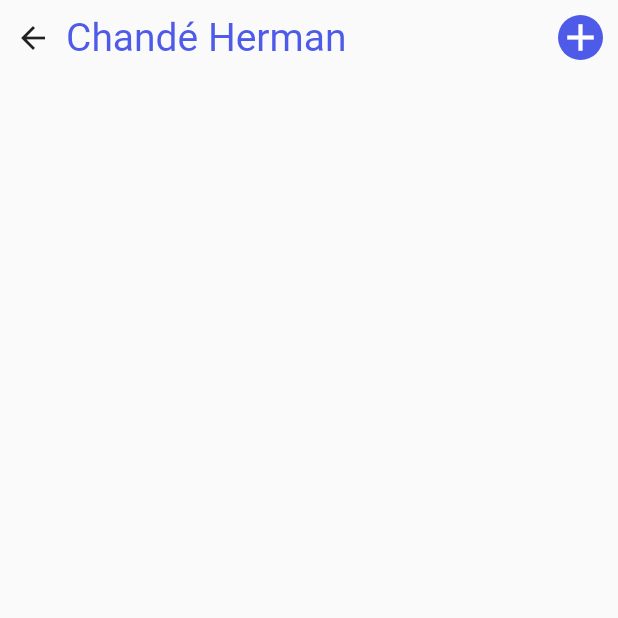
After one commit to Booysen31SA/sharedspace, a Flutter app: the screen it shows after launch, after a tap on "Chandé Herman", on a phone screen of 412 x 824 dp, the top half of it. The commit adds this screen. Run offline on Flutter 3.47's test engine with Material 2 defaults, Android fonts, the phone set to English and light mode, and no system bars; our stand-ins replace animated_splash_screen, flutter_local_notifications, flutter_spinkit, get, get_storage, google_fonts and 1 more.

Commit message:
Added Space Screen

```diff
--- a/lib/main.dart
+++ b/lib/main.dart
@@ -5,6 +5,7 @@ import 'package:flutter/material.dart';
 import 'package:get_storage/get_storage.dart';
 import 'package:sharedspace/pages/home.dart';
 import 'package:sharedspace/pages/loading.dart';
+import 'package:sharedspace/pages/space.dart';
 import 'package:sharedspace/screen/home_page.dart';
 import 'package:sharedspace/services/themeService.dart';
 import 'package:get/get_navigation/src/root/get_material_app.dart';
--- a/lib/pages/home.dart
+++ b/lib/pages/home.dart
@@ -3,6 +3,7 @@
 import 'package:flutter/material.dart';
 import 'package:sharedspace/configs/theme.dart';
 import 'package:sharedspace/widgets/cardList.dart';
+import 'package:sharedspace/widgets/plusButton.dart';
 
 class Home extends StatelessWidget {
   const Home({Key? key}) : super(key: key);
@@ -55,11 +56,13 @@ header() {
                 ),
               ),
             ),
-            Text("Space",
-                style: TextStyle(
-                  fontSize: 26,
-                  color: primaryClr,
-                )),
+            Text(
+              "Space",
+              style: TextStyle(
+                fontSize: 26,
+                color: primaryClr,
+              ),
+            ),
           ],
         ),
       ),
@@ -91,8 +94,7 @@ myProfile() {
       ),
       CardList(
         imageUrl: 'images/profileImg.png',
-        name: 'Chandé',
-        surname: 'Herman',
+        name: 'Chandé Herman',
         cardColor: primaryClr,
       ),
     ],
@@ -117,19 +119,7 @@ mySpaces() {
                 color: Colors.grey.shade600,
               ),
             ),
-            Container(
-              child: Icon(
-                Icons.add,
-                color: Colors.white,
-                size: 30,
-              ),
-              decoration: BoxDecoration(
-                color: primaryClr,
-                borderRadius: BorderRadius.all(
-                  Radius.circular(40),
-                ),
-              ),
-            )
+            PlusButton(),
           ],
         ),
       ),
@@ -137,14 +127,12 @@ mySpaces() {
       // cards shared spaces
       CardList(
           imageUrl: 'images/profileImg.png',
-          name: 'Chandé',
-          surname: 'Herman',
+          name: 'Chandé Herman',
           cardColor: Colors.green),
 
       CardList(
         imageUrl: 'images/profileImg.png',
-        name: 'Chandé',
-        surname: 'Herman',
+        name: 'Chandé Herman',
         cardColor: Colors.amber,
       )
     ],
--- /dev/null
+++ b/lib/pages/space.dart
@@ -0,0 +1,64 @@
+// ignore_for_file: prefer_const_constructors, prefer_const_literals_to_create_immutables, sort_child_properties_last, unnecessary_string_interpolations
+
+import 'package:flutter/material.dart';
+import 'package:flutter/src/foundation/key.dart';
+import 'package:flutter/src/widgets/framework.dart';
+import 'package:sharedspace/configs/theme.dart';
+import 'package:sharedspace/widgets/plusButton.dart';
+
+class Space extends StatelessWidget {
+  final String name;
+  final Color cardColor;
+  const Space({Key? key, required this.name, required this.cardColor})
+      : super(key: key);
+
+  @override
+  Widget build(BuildContext context) {
+    return Scaffold(
+      body: SafeArea(
+        child: Padding(
+          padding: EdgeInsets.only(left: 10, right: 10, top: 10),
+          child: Column(
+            children: [
+              // header
+              Row(
+                mainAxisAlignment: MainAxisAlignment.spaceBetween,
+                children: [
+                  GestureDetector(
+                    onTap: () => {
+                      Navigator.pop(context),
+                    },
+                    child: Row(
+                      children: [
+                        Icon(
+                          Icons.arrow_back,
+                        ),
+                        SizedBox(
+                          width: 10,
+                        ),
+                        Text(
+                          '$name',
+                          style: TextStyle(
+                            fontSize: 26,
+                            color: cardColor,
+                          ),
+                        ),
+                      ],
+                    ),
+                  ),
+                  PlusButton(),
+                ],
+              )
+              // dates row
+
+              //todays tasks
+
+              //appBar
+              // utill function
+            ],
+          ),
+        ),
+      ),
+    );
+  }
+}
--- a/lib/widgets/cardList.dart
+++ b/lib/widgets/cardList.dart
@@ -4,23 +4,31 @@ import 'package:flutter/material.dart';
 import 'package:flutter/src/foundation/key.dart';
 import 'package:flutter/src/widgets/framework.dart';
 import 'package:sharedspace/configs/theme.dart';
+import 'package:sharedspace/pages/space.dart';
 
 class CardList extends StatelessWidget {
   final String imageUrl;
   final String name;
-  final String surname;
   final Color cardColor;
   const CardList(
       {Key? key,
       required this.imageUrl,
       required this.name,
-      required this.surname,
       required this.cardColor})
       : super(key: key);
 
   @override
   Widget build(BuildContext context) {
-    return Container(
+    return GestureDetector(
+      onTap: () => {
+        Navigator.push(
+          context,
+          MaterialPageRoute(
+            builder: (context) => Space(name: name, cardColor: cardColor),
+          ),
+        )
+      },
+      child: Container(
         margin: EdgeInsets.only(
           top: 15,
         ),
@@ -45,7 +53,7 @@ class CardList extends StatelessWidget {
                   crossAxisAlignment: CrossAxisAlignment.start,
                   children: [
                     Text(
-                    '$name $surname',
+                      '$name',
                       style: TextStyle(
                         color: Colors.white,
                         fontSize: 20,
@@ -62,6 +70,7 @@ class CardList extends StatelessWidget {
             )
           ],
         ),
+      ),
     );
   }
 }
--- /dev/null
+++ b/lib/widgets/plusButton.dart
@@ -0,0 +1,27 @@
+// ignore_for_file: prefer_const_constructors, sort_child_properties_last
+
+import 'package:flutter/material.dart';
+import 'package:flutter/src/foundation/key.dart';
+import 'package:flutter/src/widgets/framework.dart';
+import 'package:sharedspace/configs/theme.dart';
+
+class PlusButton extends StatelessWidget {
+  const PlusButton({Key? key}) : super(key: key);
+
+  @override
+  Widget build(BuildContext context) {
+    return Container(
+      child: Icon(
+        Icons.add,
+        color: Colors.white,
+        size: 30,
+      ),
+      decoration: BoxDecoration(
+        color: primaryClr,
+        borderRadius: BorderRadius.all(
+          Radius.circular(40),
+        ),
+      ),
+    );
+  }
+}
```
Lines whose indentation alone changed are shown as unchanged.
